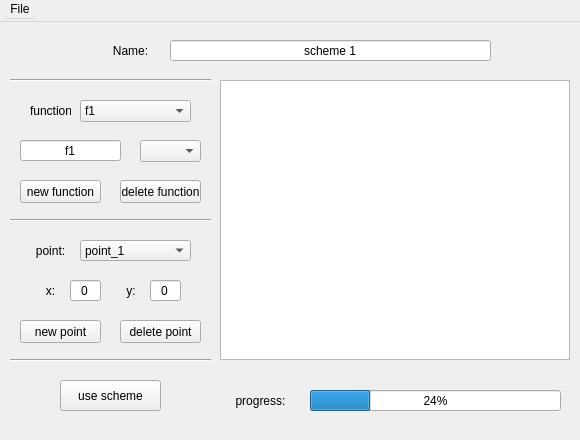
JanKolomaznik/MedV4D, file src/Applications/TransferFunctions/SettingsBox.ui: the form before one commit.
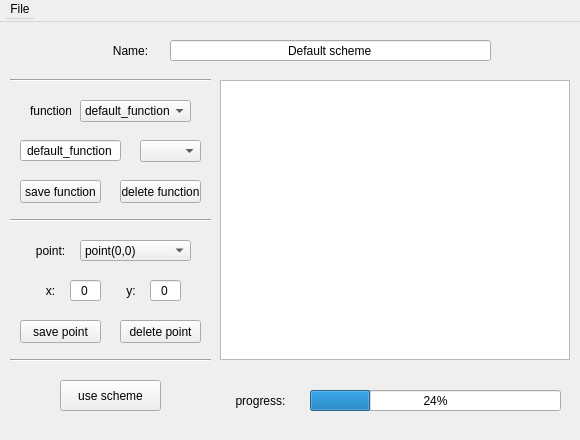
The form after the commit.

Diff of the .ui file:
```diff
--- a/src/Applications/TransferFunctions/SettingsBox.ui
+++ b/src/Applications/TransferFunctions/SettingsBox.ui
@@ -66,7 +66,7 @@
      </rect>
     </property>
     <property name="text">
-     <string>scheme 1</string>
+     <string>Default scheme</string>
     </property>
     <property name="alignment">
      <set>Qt::AlignCenter</set>
@@ -106,7 +106,7 @@
     </property>
     <item>
      <property name="text">
-      <string>f1</string>
+      <string>default_function</string>
      </property>
     </item>
     <item>
@@ -193,7 +193,7 @@
      </rect>
     </property>
     <property name="text">
-     <string>f1</string>
+     <string>default_function</string>
     </property>
     <property name="alignment">
      <set>Qt::AlignCenter</set>
@@ -225,7 +225,7 @@
      </rect>
     </property>
     <property name="text">
-     <string>new function</string>
+     <string>save function</string>
     </property>
    </widget>
    <widget class="QLineEdit" name="pointYValue">
@@ -255,7 +255,12 @@
     </property>
     <item>
      <property name="text">
-      <string>point_1</string>
+      <string>point(0,0)</string>
+     </property>
+    </item>
+    <item>
+     <property name="text">
+      <string>add point</string>
      </property>
     </item>
    </widget>
@@ -295,7 +300,7 @@
      </rect>
     </property>
     <property name="text">
-     <string>new point</string>
+     <string>save point</string>
     </property>
    </widget>
    <widget class="QPushButton" name="pointDelete">
```
Left out of the diff: 11 changed lines with no effect on the pictures.
